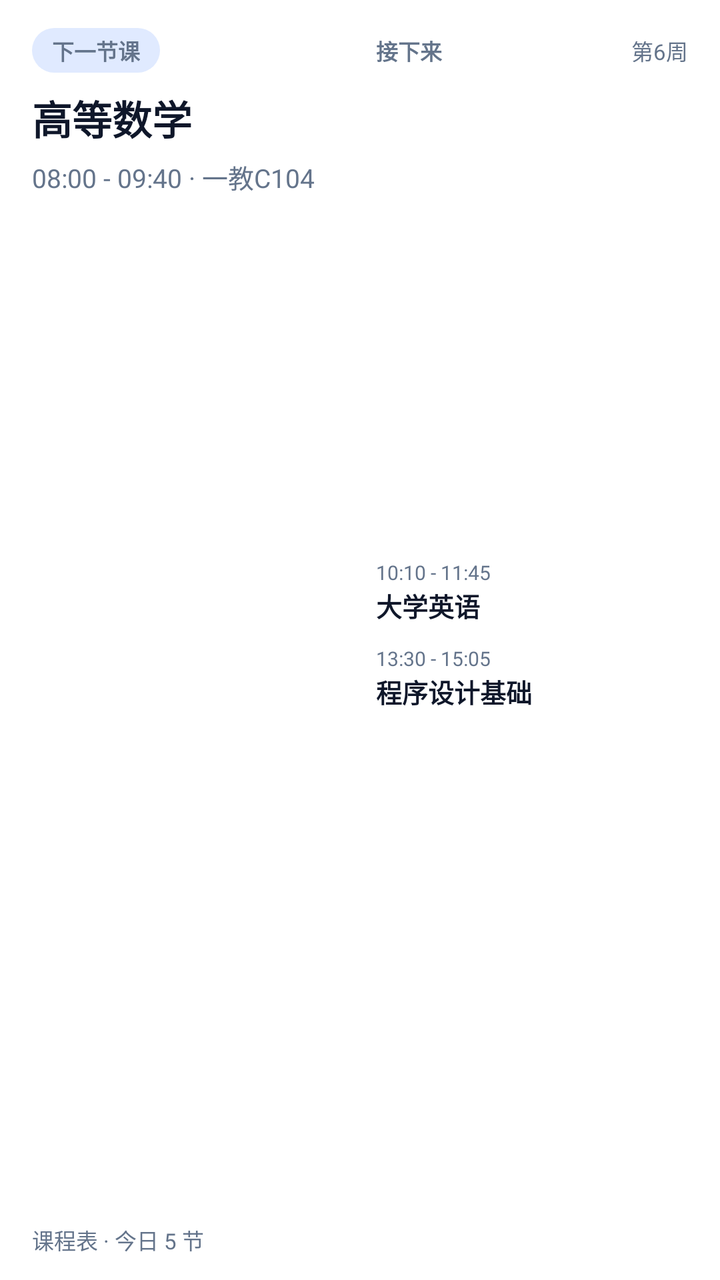
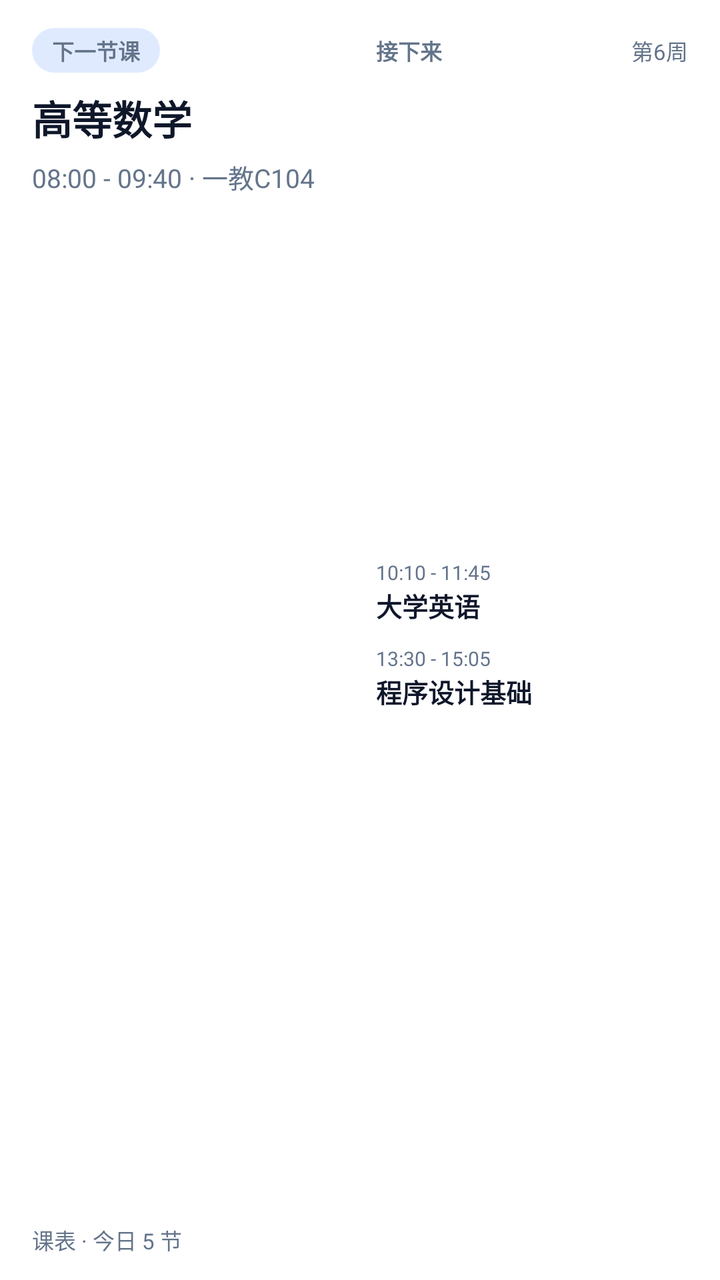

Screens rendered from an Android XML layout before and after an edit, with the pre-edit source and the edit as a unified diff.
<!-- AndroidManifest.xml: fallback theme Theme.MaterialComponents.DayNight.NoActionBar -->
<!-- res/layout/widget_today_wide.xml -->
<?xml version="1.0" encoding="utf-8"?>
<FrameLayout xmlns:android="http://schemas.android.com/apk/res/android"
    android:id="@+id/widget_root"
    android:layout_width="match_parent"
    android:layout_height="match_parent">

    <LinearLayout
        android:id="@+id/widget_card"
        android:layout_width="match_parent"
        android:layout_height="match_parent"
        android:orientation="vertical"
        android:paddingLeft="16dp"
        android:paddingTop="14dp"
        android:paddingRight="16dp"
        android:paddingBottom="12dp">

        
        <LinearLayout
            android:id="@+id/widget_wide_body"
            android:layout_width="match_parent"
            android:layout_height="0dp"
            android:layout_weight="1"
            android:orientation="horizontal">

            
            <LinearLayout
                android:id="@+id/widget_wide_left"
                android:layout_width="0dp"
                android:layout_height="match_parent"
                android:layout_weight="1"
                android:orientation="vertical">

                <TextView
                    android:id="@+id/widget_wide_status"
                    android:layout_width="wrap_content"
                    android:layout_height="wrap_content"
                    android:background="@drawable/widget_status_chip_strong"
                    android:ellipsize="end"
                    android:maxLines="1"
                    android:paddingLeft="10dp"
                    android:paddingTop="3dp"
                    android:paddingRight="10dp"
                    android:paddingBottom="3dp"
                    android:text="下一节课"
                    android:textColor="#64748B"
                    android:textSize="11sp"
                    android:textStyle="bold" />

                
                <LinearLayout
                    android:layout_width="match_parent"
                    android:layout_height="wrap_content"
                    android:layout_marginTop="8dp"
                    android:gravity="center_vertical"
                    android:orientation="horizontal">

                    <TextView
                        android:id="@+id/widget_wide_course_accent"
                        android:layout_width="3dp"
                        android:layout_height="17dp"
                        android:layout_marginEnd="6dp"
                        android:background="@android:color/transparent"
                        android:gravity="center"
                        android:includeFontPadding="false"
                        android:maxLines="1"
                        android:text="&#9608;&#9608;&#9608;"
                        android:textColor="@android:color/transparent"
                        android:textSize="24sp"
                        android:visibility="gone" />

                    <TextView
                        android:id="@+id/widget_wide_course"
                        android:layout_width="0dp"
                        android:layout_height="wrap_content"
                        android:layout_weight="1"
                        android:ellipsize="end"
                        android:maxLines="1"
                        android:text="高等数学"
                        android:textColor="#0F172A"
                        android:textSize="20sp"
                        android:textStyle="bold" />
                </LinearLayout>

                <TextView
                    android:id="@+id/widget_wide_meta"
                    android:layout_width="match_parent"
                    android:layout_height="wrap_content"
                    android:layout_marginTop="5dp"
                    android:ellipsize="end"
                    android:maxLines="1"
                    android:text="08:00 - 09:40 · 一教C104"
                    android:textColor="#64748B"
                    android:textSize="13sp" />

            </LinearLayout>

            <LinearLayout
                android:id="@+id/widget_wide_right"
                android:layout_width="0dp"
                android:layout_height="match_parent"
                android:layout_marginLeft="16dp"
                android:layout_weight="1"
                android:orientation="vertical">

                
                <LinearLayout
                    android:layout_width="match_parent"
                    android:layout_height="wrap_content"
                    android:gravity="center_vertical"
                    android:paddingTop="3dp"
                    android:orientation="horizontal">

                    <TextView
                        android:id="@+id/widget_wide_right_label"
                        android:layout_width="0dp"
                        android:layout_height="wrap_content"
                        android:layout_weight="1"
                        android:ellipsize="end"
                        android:maxLines="1"
                        android:text="接下来"
                        android:textColor="#64748B"
                        android:textSize="11sp"
                        android:textStyle="bold" />

                    <TextView
                        android:id="@+id/widget_wide_week"
                        android:layout_width="wrap_content"
                        android:layout_height="wrap_content"
                        android:layout_marginLeft="8dp"
                        android:maxLines="1"
                        android:text="第6周"
                        android:textColor="#64748B"
                        android:textSize="11sp" />

                </LinearLayout>

                
                <LinearLayout
                    android:layout_width="match_parent"
                    android:layout_height="0dp"
                    android:layout_weight="1" />

                <LinearLayout
                    android:id="@+id/widget_wide_row_1"
                    android:layout_width="match_parent"
                    android:layout_height="wrap_content"
                    android:orientation="horizontal">
                    <TextView
                        android:id="@+id/widget_wide_row_1_accent"
                        android:layout_width="3dp"
                        android:layout_height="18dp"
                        android:layout_gravity="center_vertical"
                        android:layout_marginEnd="5dp"
                        android:background="@android:color/transparent"
                        android:gravity="center"
                        android:includeFontPadding="false"
                        android:maxLines="1"
                        android:text="&#9608;&#9608;&#9608;"
                        android:textColor="@android:color/transparent"
                        android:textSize="25sp"
                        android:visibility="gone" />
                    <LinearLayout
                        android:layout_width="0dp"
                        android:layout_height="wrap_content"
                        android:layout_weight="1"
                        android:orientation="vertical">

                        <TextView
                            android:id="@+id/widget_wide_row_1_time"
                            android:layout_width="wrap_content"
                            android:layout_height="wrap_content"
                            android:maxLines="1"
                            android:text="10:10 - 11:45"
                            android:textColor="#64748B"
                            android:textSize="10sp" />

                        <TextView
                            android:id="@+id/widget_wide_row_1_title"
                            android:layout_width="match_parent"
                            android:layout_height="wrap_content"
                            android:ellipsize="end"
                            android:maxLines="1"
                            android:text="大学英语"
                            android:textColor="#0F172A"
                            android:textSize="13sp"
                            android:textStyle="bold" />
                    </LinearLayout>
                </LinearLayout>

                <LinearLayout
                    android:id="@+id/widget_wide_row_2"
                    android:layout_width="match_parent"
                    android:layout_height="wrap_content"
                    android:layout_marginTop="10dp"
                    android:orientation="horizontal">
                    <TextView
                        android:id="@+id/widget_wide_row_2_accent"
                        android:layout_width="3dp"
                        android:layout_height="18dp"
                        android:layout_gravity="center_vertical"
                        android:layout_marginEnd="5dp"
                        android:background="@android:color/transparent"
                        android:gravity="center"
                        android:includeFontPadding="false"
                        android:maxLines="1"
                        android:text="&#9608;&#9608;&#9608;"
                        android:textColor="@android:color/transparent"
                        android:textSize="25sp"
                        android:visibility="gone" />
                    <LinearLayout
                        android:layout_width="0dp"
                        android:layout_height="wrap_content"
                        android:layout_weight="1"
                        android:orientation="vertical">

                        <TextView
                            android:id="@+id/widget_wide_row_2_time"
                            android:layout_width="wrap_content"
                            android:layout_height="wrap_content"
                            android:maxLines="1"
                            android:text="13:30 - 15:05"
                            android:textColor="#64748B"
                            android:textSize="10sp" />

                        <TextView
                            android:id="@+id/widget_wide_row_2_title"
                            android:layout_width="match_parent"
                            android:layout_height="wrap_content"
                            android:ellipsize="end"
                            android:maxLines="1"
                            android:text="程序设计基础"
                            android:textColor="#0F172A"
                            android:textSize="13sp"
                            android:textStyle="bold" />
                    </LinearLayout>
                </LinearLayout>

                
                <LinearLayout
                    android:layout_width="match_parent"
                    android:layout_height="0dp"
                    android:layout_weight="1" />

            </LinearLayout>

        </LinearLayout>

        
        <TextView
            android:id="@+id/widget_wide_footer"
            android:layout_width="match_parent"
            android:layout_height="wrap_content"
            android:layout_marginTop="10dp"
            android:ellipsize="end"
            android:maxLines="1"
            android:text="课程表 · 今日 5 节"
            android:textColor="#64748B"
            android:textSize="11sp" />

    </LinearLayout>

</FrameLayout>
<!-- resources referenced by this layout -->
<resources>
  <!-- drawable widget_status_chip_strong (drawable) -->
  <?xml version="1.0" encoding="utf-8"?>
  <shape xmlns:android="http://schemas.android.com/apk/res/android"
      android:shape="rectangle">
      <corners android:radius="999dp" />
      <solid android:color="#E0EAFF" />
  </shape>
</resources>

<!-- the commit's change to res/layout/widget_today_wide.xml (unified diff, before → after) -->
@@ -253,7 +253,7 @@
             android:layout_marginTop="10dp"
             android:ellipsize="end"
             android:maxLines="1"
-            android:text="课程表 · 今日 5 节"
+            android:text="课表 · 今日 5 节"
             android:textColor="#64748B"
             android:textSize="11sp" />
 
